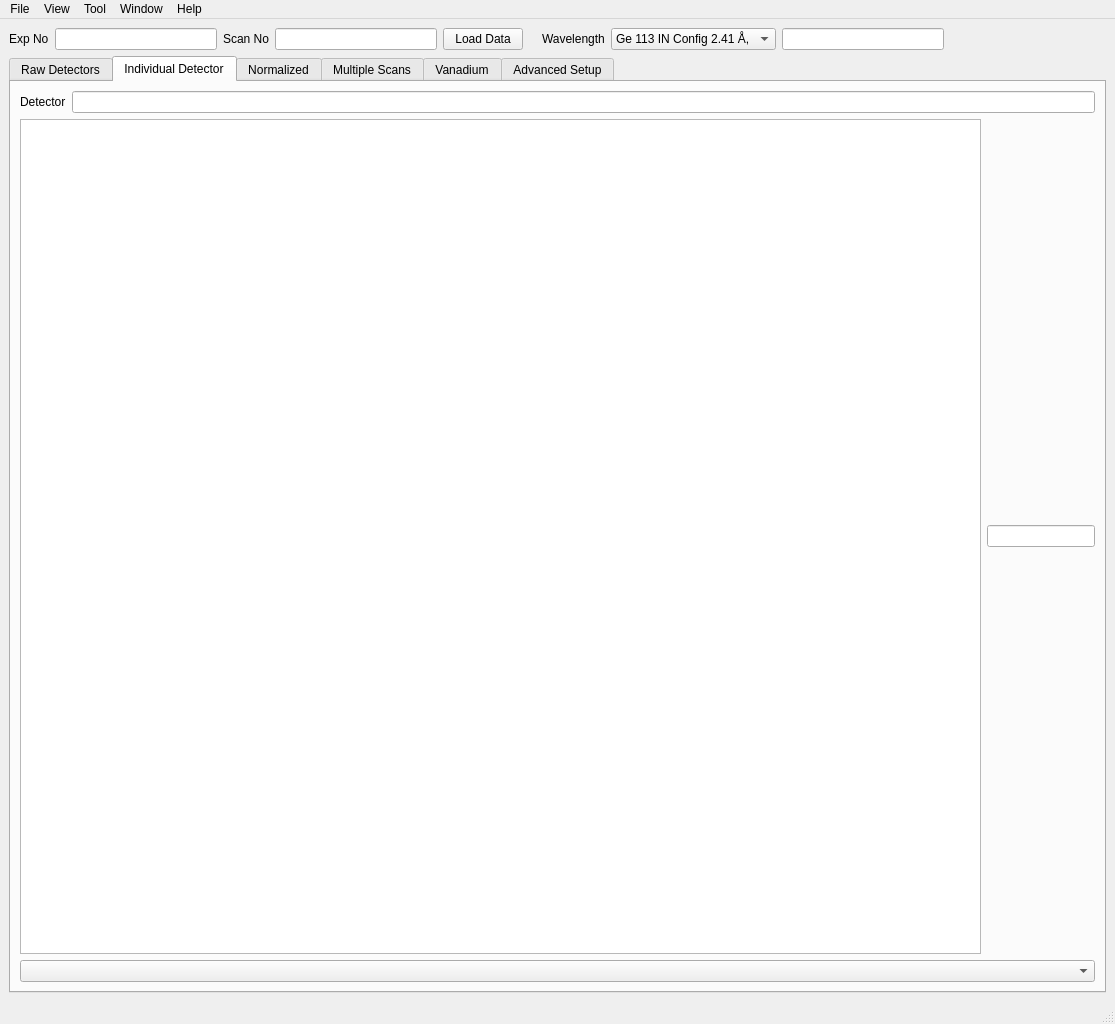
mantidproject/mantid, file Code/Mantid/scripts/HFIRPowderReduction/Ui_MainWindow.ui: the form before one commit.
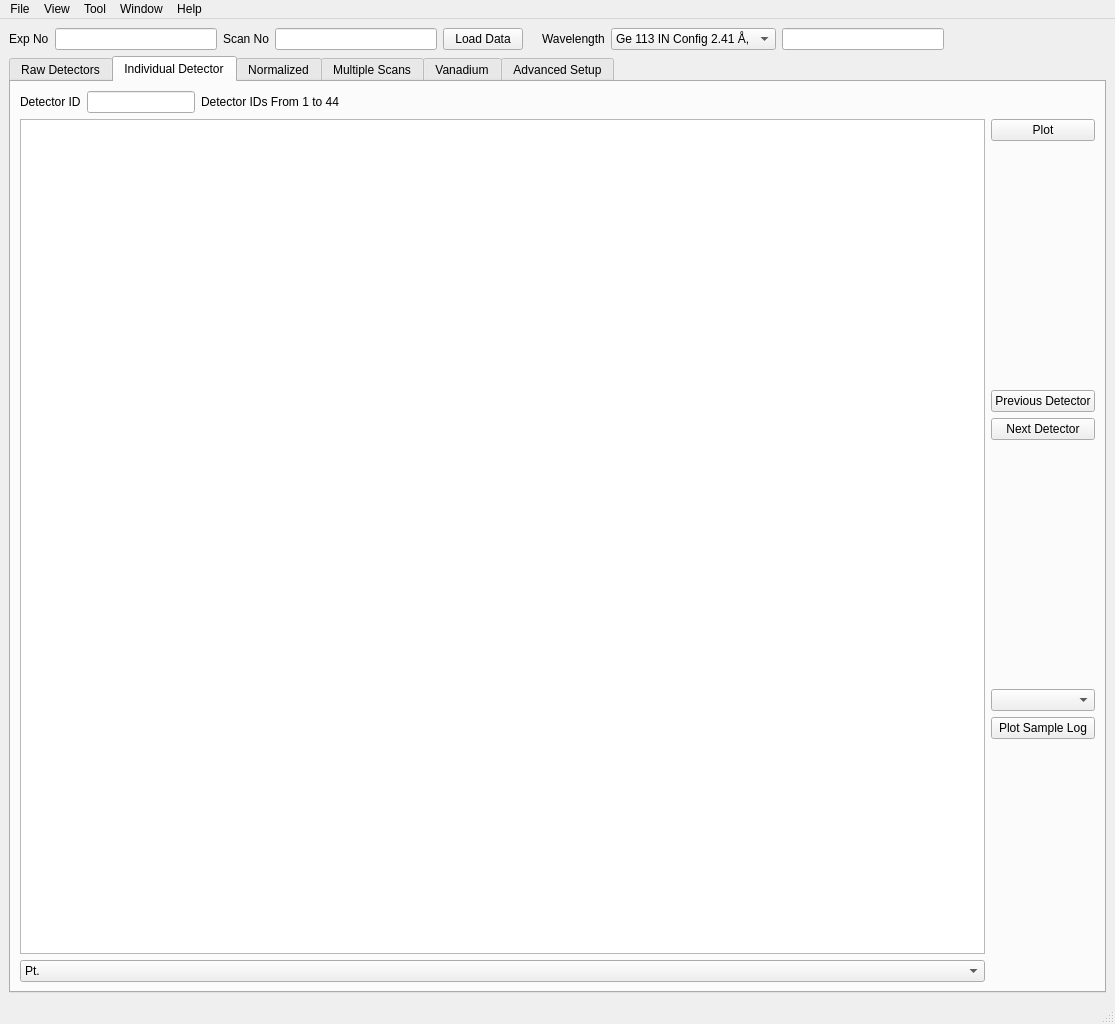
The form after the commit. The open tabs and pages were chosen to show the change.

Commit message: Checkpointing work on 2 new tabs. Refs #11289.

Diff of the .ui file:
```diff
--- a/Code/Mantid/scripts/HFIRPowderReduction/Ui_MainWindow.ui
+++ b/Code/Mantid/scripts/HFIRPowderReduction/Ui_MainWindow.ui
@@ -334,12 +334,39 @@
                 <item>
                  <widget class="QLabel" name="label_11">
                   <property name="text">
-                   <string>Detector</string>
+                   <string>Detector ID</string>
                   </property>
                  </widget>
                 </item>
                 <item>
-                 <widget class="QLineEdit" name="lineEdit"/>
+                 <widget class="QLineEdit" name="lineEdit_detID">
+                  <property name="sizePolicy">
+                   <sizepolicy hsizetype="Preferred" vsizetype="Fixed">
+                    <horstretch>0</horstretch>
+                    <verstretch>0</verstretch>
+                   </sizepolicy>
+                  </property>
+                 </widget>
+                </item>
+                <item>
+                 <widget class="QLabel" name="label_17">
+                  <property name="text">
+                   <string>Detector IDs From 1 to 44</string>
+                  </property>
+                 </widget>
+                </item>
+                <item>
+                 <spacer name="horizontalSpacer_4">
+                  <property name="orientation">
+                   <enum>Qt::Horizontal</enum>
+                  </property>
+                  <property name="sizeHint" stdset="0">
+                   <size>
+                    <width>40</width>
+                    <height>20</height>
+                   </size>
+                  </property>
+                 </spacer>
                 </item>
                </layout>
               </item>
@@ -348,33 +375,106 @@
                 <item>
                  <layout class="QHBoxLayout" name="horizontalLayout_23">
                   <item>
-                   <widget class="QGraphicsView" name="graphicsView"/>
+                   <layout class="QVBoxLayout" name="verticalLayout_13">
+                    <item>
+                     <widget class="QGraphicsView" name="graphicsView_indvDet">
+                      <property name="sizePolicy">
+                       <sizepolicy hsizetype="Expanding" vsizetype="Expanding">
+                        <horstretch>0</horstretch>
+                        <verstretch>0</verstretch>
+                       </sizepolicy>
+                      </property>
+                     </widget>
+                    </item>
+                    <item>
+                     <widget class="QComboBox" name="comboBox_indvDetXLabel">
+                      <item>
+                       <property name="text">
+                        <string>Pt.</string>
+                       </property>
+                      </item>
+                     </widget>
+                    </item>
+                   </layout>
                   </item>
-                 </layout>
-                </item>
-                <item>
-                 <layout class="QHBoxLayout" name="horizontalLayout_24">
                   <item>
-                   <widget class="QLineEdit" name="lineEdit_2">
-                    <property name="sizePolicy">
-                     <sizepolicy hsizetype="Fixed" vsizetype="Fixed">
-                      <horstretch>0</horstretch>
-                      <verstretch>0</verstretch>
-                     </sizepolicy>
-                    </property>
-                   </widget>
+                   <layout class="QVBoxLayout" name="verticalLayout_12">
+                    <item>
+                     <widget class="QPushButton" name="pushButton_plotIndvDet">
+                      <property name="text">
+                       <string>Plot</string>
+                      </property>
+                     </widget>
+                    </item>
+                    <item>
+                     <spacer name="verticalSpacer_14">
+                      <property name="orientation">
+                       <enum>Qt::Vertical</enum>
+                      </property>
+                      <property name="sizeHint" stdset="0">
+                       <size>
+                        <width>20</width>
+                        <height>40</height>
+                       </size>
+                      </property>
+                     </spacer>
+                    </item>
+                    <item>
+                     <widget class="QPushButton" name="pushButton_plotPrevDet">
+                      <property name="text">
+                       <string>Previous Detector</string>
+                      </property>
+                     </widget>
+                    </item>
+                    <item>
+                     <widget class="QPushButton" name="pushButton_plotNextDet">
+                      <property name="text">
+                       <string>Next Detector</string>
+                      </property>
+                     </widget>
+                    </item>
+                    <item>
+                     <spacer name="verticalSpacer_15">
+                      <property name="orientation">
+                       <enum>Qt::Vertical</enum>
+                      </property>
+                      <property name="sizeHint" stdset="0">
+                       <size>
+                        <width>20</width>
+                        <height>40</height>
+                       </size>
+                      </property>
+                     </spacer>
+                    </item>
+                    <item>
+                     <widget class="QComboBox" name="comboBox_indvDetYLabel"/>
+                    </item>
+                    <item>
+                     <widget class="QPushButton" name="pushButton_plotLog">
+                      <property name="text">
+                       <string>Plot Sample Log</string>
+                      </property>
+                     </widget>
+                    </item>
+                    <item>
+                     <spacer name="verticalSpacer_16">
+                      <property name="orientation">
+                       <enum>Qt::Vertical</enum>
+                      </property>
+                      <property name="sizeHint" stdset="0">
+                       <size>
+                        <width>20</width>
+                        <height>40</height>
+                       </size>
+                      </property>
+                     </spacer>
+                    </item>
+                   </layout>
                   </item>
                  </layout>
                 </item>
                </layout>
               </item>
-              <item>
-               <layout class="QVBoxLayout" name="verticalLayout_10">
-                <item>
-                 <widget class="QComboBox" name="comboBox"/>
-                </item>
-               </layout>
-              </item>
              </layout>
             </item>
            </layout>
```
Left out of the diff: 89 changed lines with no effect on the pictures. The commit also changes 7 other files.
